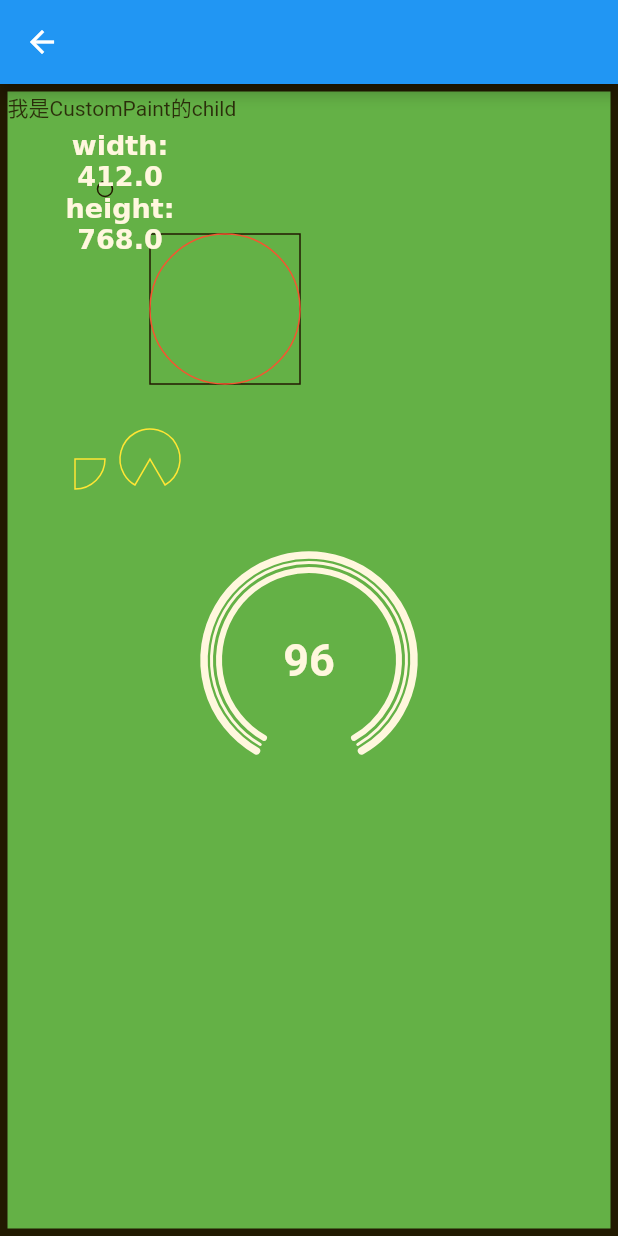
After one commit to davidfang/flutter_demo, a Flutter app: the screen it shows after launch, item 2 of the bottom bar chosen, after a tap on "canvas", on a phone screen of 412 x 824 dp. The commit adds this screen. Run offline on Flutter 3.47's test engine with Material 2 defaults, Android fonts, the phone set to English and light mode, and no system bars; our stand-ins replace image_gallery_saver, permission_handler.

Commit message:
初步画笔可以实现

```diff
--- a/lib/page/basic_components.dart
+++ b/lib/page/basic_components.dart
@@ -1,4 +1,6 @@
 import 'package:flutter/material.dart';
+import 'package:flutter_demo/page/canvas/painting.dart';
+import 'package:flutter_demo/page/canvas/test.dart';
 
 class BasicComponents extends StatefulWidget {
   const BasicComponents({Key? key}) : super(key: key);
@@ -11,6 +13,20 @@ class BasicComponents extends StatefulWidget {
 class _BasicComponentsState extends State<BasicComponents> {
   @override
   Widget build(BuildContext context) {
-    return Container(child: Center(child: Text('基础组件')));
+    return Container(
+        child: ListView(
+      children: [
+        ListTile(title: Text('canvas'), onTap: () => _onTap(CanvasTest())),
+        ListTile(
+            title: Text('CanvasPainting'),
+            onTap: () => _onTap(CanvasPainting())),
+      ],
+    ));
+  }
+
+  _onTap(Widget canvasTest) {
+    Navigator.push(context, MaterialPageRoute(builder: (context) {
+      return canvasTest;
+    }));
   }
 }
--- /dev/null
+++ b/lib/page/canvas/test.dart
@@ -0,0 +1,163 @@
+import 'package:flutter/material.dart';
+
+import 'dart:math';
+import 'dart:ui';
+
+///文档说明
+///canvas test
+
+class CanvasTest extends StatefulWidget {
+  static String routName = '/CanvasTest';
+
+  @override
+  _CanvasTestState createState() => new _CanvasTestState();
+}
+
+class _CanvasTestState extends State<CanvasTest> {
+  @override
+  void initState() {
+    // TODO: implement initState
+    super.initState();
+  }
+
+  @override
+  void dispose() {
+    // TODO: implement dispose
+    super.dispose();
+  }
+
+  @override
+  void didUpdateWidget(CanvasTest oldWidget) {
+    // TODO: implement didUpdateWidget
+    super.didUpdateWidget(oldWidget);
+  }
+
+  @override
+  void didChangeDependencies() {
+    // TODO: implement didChangeDependencies
+    super.didChangeDependencies();
+  }
+
+  @override
+  Widget build(BuildContext context) {
+    return Scaffold(
+      appBar: AppBar(),
+      body: Container(
+        height: double.infinity,
+        width: double.infinity,
+        child: CustomPaint(
+          painter: CanvasPainter(),
+          foregroundPainter: ForegroundPainter(),
+          child: Container(
+            height: 50,
+            decoration: BoxDecoration(
+              border: Border.all(color: Colors.black, width: 5),
+            ),
+            child: Stack(
+              children: <Widget>[
+                Text("我是CustomPaint的child"),
+                Center(
+                  child: Text(
+                    "96",
+                    style: TextStyle(
+                      color: Colors.white,
+                      fontSize: 30,
+                      fontWeight: FontWeight.bold,
+                    ),
+                  ),
+                )
+              ],
+            ),
+          ),
+        ),
+      ),
+    );
+  }
+}
+
+class CanvasPainter extends CustomPainter {
+  @override
+  void paint(Canvas canvas, Size size) {
+    Paint paint = Paint();
+    paint.color = Colors.black;
+    paint.strokeWidth = 1;
+    paint.style = PaintingStyle.stroke;
+    canvas.drawColor(Colors.green, Paint().blendMode);
+    // canvas.drawLine(Offset(30, 30), Offset(50, 50), paint);
+    canvas.drawCircle(Offset(70, 70), 5, paint);
+    canvas.drawRect(Rect.fromLTRB(100, 100, 200, 200), paint);
+    paint.color = Colors.red;
+    canvas.drawOval(Rect.fromLTRB(100, 100, 200, 200), paint);
+
+    paint.color = Colors.yellow;
+    canvas.drawArc(Rect.fromCircle(center: Offset(50, 250), radius: 20),
+        0 * (pi / 180), 90 * (pi / 180), true, paint);
+    canvas.drawArc(Rect.fromCircle(center: Offset(100, 250), radius: 20),
+        60 * (pi / 180), -300 * (pi / 180), true, paint);
+    ParagraphBuilder pb = ParagraphBuilder(ParagraphStyle(
+      textAlign: TextAlign.center,
+      fontWeight: FontWeight.w600,
+      fontStyle: FontStyle.normal,
+      fontSize: 18,
+    ))
+      ..addText("width: ${size.width} height: ${size.height}");
+    ParagraphConstraints pc = ParagraphConstraints(width: 100);
+    Paragraph paragraph = pb.build()..layout(pc);
+    canvas.drawParagraph(paragraph, Offset(30, 30));
+
+    paint.style = PaintingStyle.stroke;
+    paint.strokeWidth = 5;
+    paint.strokeCap = StrokeCap.round;
+    paint.color = Colors.white;
+    canvas.drawArc(
+        Rect.fromCircle(
+            center: Offset(size.width / 2, size.height / 2), radius: 70),
+        -240 * (pi / 180),
+        300 * (pi / 180),
+        false,
+        paint);
+    paint.strokeWidth = 2;
+    canvas.drawArc(
+        Rect.fromCircle(
+            center: Offset(size.width / 2, size.height / 2), radius: 65),
+        -240 * (pi / 180),
+        300 * (pi / 180),
+        false,
+        paint);
+    paint.strokeWidth = 4;
+    canvas.drawArc(
+        Rect.fromCircle(
+            center: Offset(size.width / 2, size.height / 2), radius: 60),
+        -240 * (pi / 180),
+        300 * (pi / 180),
+        false,
+        paint);
+  }
+
+  @override
+  bool shouldRepaint(CustomPainter oldDelegate) {
+    return false;
+  }
+}
+
+class ForegroundPainter extends CustomPainter {
+  @override
+  void paint(Canvas canvas, Size size) {
+    canvas.drawColor(Color(0x22FFC107), Paint().blendMode);
+  }
+
+  @override
+  bool shouldRepaint(CustomPainter oldDelegate) {
+    return false;
+  }
+}
+
+class DemoPainter extends CustomPainter {
+  @override
+  void paint(Canvas canvas, Size size) {}
+
+  @override
+  bool shouldRepaint(CustomPainter oldDelegate) {
+    return false;
+  }
+}
--- a/lib/page/hame.dart
+++ b/lib/page/hame.dart
@@ -11,6 +11,17 @@ class Home extends StatefulWidget {
 class _HomeState extends State<Home> {
   @override
   Widget build(BuildContext context) {
-    return Container(child: Center(child: Text('首页')));
+    return Container(
+        child: Center(
+            child: Container(
+      height: 100,
+      child: Column(
+        children: [Text('首页'), CloseButton(onPressed: _closePressed)],
+      ),
+    )));
+  }
+
+  void _closePressed() {
+    print('close pressed');
   }
 }
--- a/pubspec.yaml
+++ b/pubspec.yaml
@@ -29,6 +29,8 @@ dependencies:
   # Use with the CupertinoIcons class for iOS style icons.
   cupertino_icons: ^1.0.2
   provider: ^5.0.0
+  permission_handler: ^8.1.2
+  image_gallery_saver: ^1.6.9
 
 dev_dependencies:
   flutter_test:
@@ -49,6 +51,8 @@ flutter:
   # assets:
   #   - images/a_dot_burr.jpeg
   #   - images/a_dot_ham.jpeg
+  assets:
+    - assets/images/
 
   # An image asset can refer to one or more resolution-specific "variants", see
   # https://flutter.dev/assets-and-images/#resolution-aware.
```
Also changed, not shown: lib/main.dart (+5 -5 lines), lib/page/canvas/painting.dart (added, +387 -0 lines), assets/images/ball.jpg (added), assets/images/cup.jpg (added), assets/images/hair1.jpg (added), assets/images/hair2.jpg (added), assets/images/hair3.jpg (added), assets/images/logo.jpg (added), assets/images/team.jpg (added), pubspec.lock.
